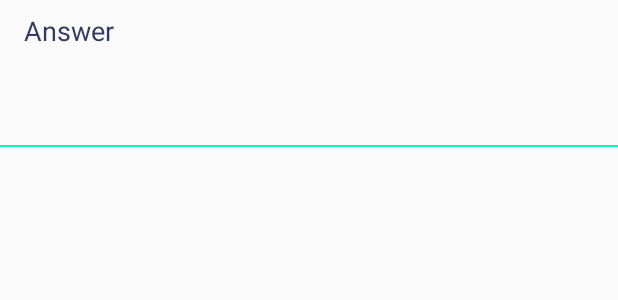
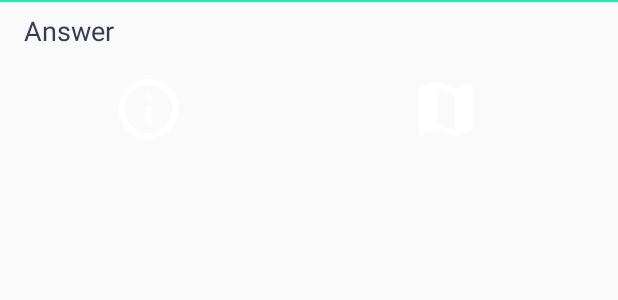
Before and after one commit to Droidcon-Boston/conference-app-android, an Android app: the layout faq_item.xml on its own in the app's theme, with its tools: preview values and no code run, on a phone screen of 412 x 824 dp. Shown: the top 300 px of the screen. Run offline under Robolectric (Android 15) with nearby library versions, the phone set to English and light mode, and no system bars.

Commit message:
finishing up FAQ

```diff
--- a/Droidcon-Boston/app/src/main/res/layout/faq_item.xml
+++ b/Droidcon-Boston/app/src/main/res/layout/faq_item.xml
@@ -1,18 +1,17 @@
 <?xml version="1.0" encoding="utf-8"?>
-<LinearLayout
+<RelativeLayout
     xmlns:android="http://schemas.android.com/apk/res/android"
     xmlns:tools="http://schemas.android.com/tools"
     android:layout_width="match_parent"
-    android:layout_height="wrap_content"
-    android:orientation="vertical">
+    android:layout_height="wrap_content">
+    <View android:id="@+id/q_top"
+        android:layout_width="match_parent"
+        android:layout_height="1dp"
+        android:paddingLeft="16dp"
+        android:paddingRight="16dp"
+        android:background="@color/colorAccent" />
 
-    <ImageView
-        android:layout_width="match_parent"
-        android:layout_height="wrap_content"
-        android:contentDescription="FAQ photo"
-        android:id="@+id/q_image"/>
-
-    <TextView
+    <TextView android:id="@+id/q_text"
         android:layout_width="match_parent"
         android:layout_height="wrap_content"
         android:paddingLeft="16dp"
@@ -22,41 +21,98 @@
         android:textSize="18sp"
         android:fontFamily="sans-serif"
         android:textColor="@color/colorPrimaryDark"
-        android:id="@+id/q_text"
         tools:text="Answer"/>
 
     <LinearLayout android:id="@+id/q_button_row"
         android:layout_width="match_parent"
         android:layout_height="wrap_content"
+        android:layout_below="@id/q_text"
         android:minHeight="48dp"
+        android:layout_gravity="center_horizontal"
         android:layout_marginBottom="8dp"
         android:layout_marginRight="16dp"
         android:orientation="horizontal">
 
-        <ImageButton
-            android:id="@+id/q_more"
+        <ImageButton android:id="@+id/q_more"
             android:layout_width="0dp"
-            android:layout_height="wrap_content"
+            android:layout_height="match_parent"
             android:layout_weight="1"
+            android:maxHeight="48dp"
+            android:maxWidth="48dp"
             android:background="@android:color/transparent"
+            android:src="@drawable/ic_info_outline_white_48dp"
             android:padding="8dp"
             android:scaleType="fitCenter"
             android:layout_gravity="right"
             android:onClick="faqClick" />
 
-        <ImageButton
-            android:id="@+id/q_map"
+        <ImageButton android:id="@+id/q_map"
             android:layout_width="0dp"
             android:layout_height="wrap_content"
             android:layout_weight="1"
+            android:maxHeight="48dp"
+            android:maxWidth="48dp"
             android:background="@android:color/transparent"
+            android:src="@drawable/ic_map_white_48dp"
             android:padding="8dp"
             android:scaleType="fitCenter"
             android:layout_gravity="right"
             android:onClick="faqClick" />
     </LinearLayout>
-    <View android:id="@+id/q_bottom"
+
+    <LinearLayout android:id="@+id/q_photo_row"
         android:layout_width="match_parent"
-        android:layout_height="1dp"
-        android:background="@color/colorAccent" />
-</LinearLayout>
+        android:layout_height="wrap_content"
+        android:layout_below="@id/q_text"
+        android:visibility="gone"
+        android:layout_marginBottom="8dp"
+        android:layout_marginRight="16dp"
+        android:orientation="horizontal">
+
+        <ImageView android:id="@+id/q_photo"
+            android:layout_width="0dp"
+            android:layout_height="match_parent"
+            android:layout_weight="3"
+            android:padding="8dp"
+            android:scaleType="fitCenter"
+            android:layout_gravity="right"  />
+
+        <LinearLayout android:id="@+id/q_button_col"
+            android:layout_width="0dp"
+            android:layout_height="wrap_content"
+            android:layout_weight="1"
+            android:maxWidth="64dp"
+            android:layout_marginRight="16dp"
+            android:layout_gravity="center_vertical"
+            android:orientation="vertical">
+
+            <ImageButton android:id="@+id/q_more_p"
+                android:layout_width="match_parent"
+                android:layout_height="wrap_content"
+                android:layout_weight="1"
+                android:maxHeight="48dp"
+                android:maxWidth="48dp"
+                android:background="@android:color/transparent"
+                android:src="@drawable/ic_info_outline_white_48dp"
+                android:padding="8dp"
+                android:scaleType="fitCenter"
+                android:layout_gravity="right"
+                android:onClick="faqClick" />
+
+            <ImageButton android:id="@+id/q_map_p"
+                android:layout_width="match_parent"
+                android:layout_height="wrap_content"
+                android:layout_weight="1"
+                android:maxHeight="48dp"
+                android:maxWidth="48dp"
+                android:background="@android:color/transparent"
+                android:src="@drawable/ic_map_white_48dp"
+                android:padding="8dp"
+                android:scaleType="fitCenter"
+                android:layout_gravity="right"
+                android:onClick="faqClick" />
+
+        </LinearLayout>
+    </LinearLayout>
+
+</RelativeLayout>
```
Also changed, not shown: Droidcon-Boston/app/src/main/java/com/mentalmachines/droidcon_boston/data/ScheduleDatabase.java (+42 -2 lines), Droidcon-Boston/app/src/main/java/com/mentalmachines/droidcon_boston/views/FAQFragment.java (+127 -91 lines), Droidcon-Boston/app/src/main/res/layout/faq_fragment.xml (+9 -4 lines), Droidcon-Boston/app/src/main/res/drawable-hdpi/ic_info_outline_white_48dp.png (added), Droidcon-Boston/app/src/main/res/drawable-hdpi/ic_map_white_48dp.png (added), Droidcon-Boston/app/src/main/res/drawable-mdpi/ic_info_outline_white_48dp.png (added), Droidcon-Boston/app/src/main/res/drawable-mdpi/ic_map_white_48dp.png (added), Droidcon-Boston/app/src/main/res/drawable-xhdpi/ic_info_outline_white_48dp.png (added), Droidcon-Boston/app/src/main/res/drawable-xhdpi/ic_map_white_48dp.png (added), Droidcon-Boston/app/src/main/res/drawable-xxhdpi/ic_info_outline_white_48dp.png (added), Droidcon-Boston/app/src/main/res/drawable-xxhdpi/ic_map_white_48dp.png (added).
